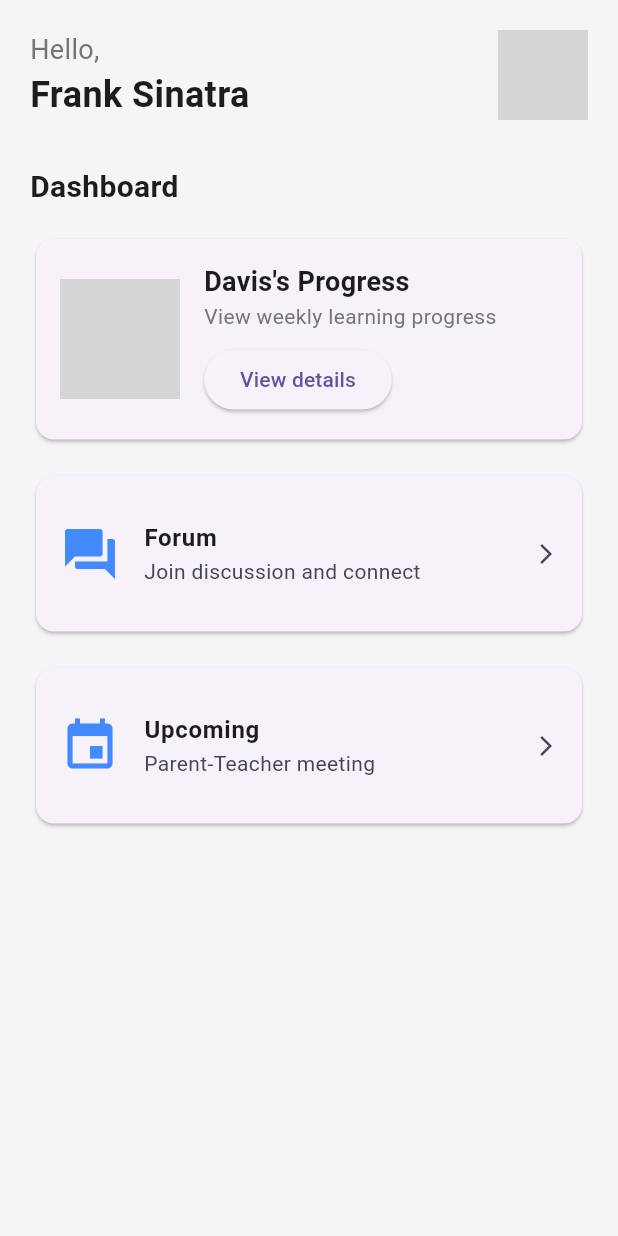
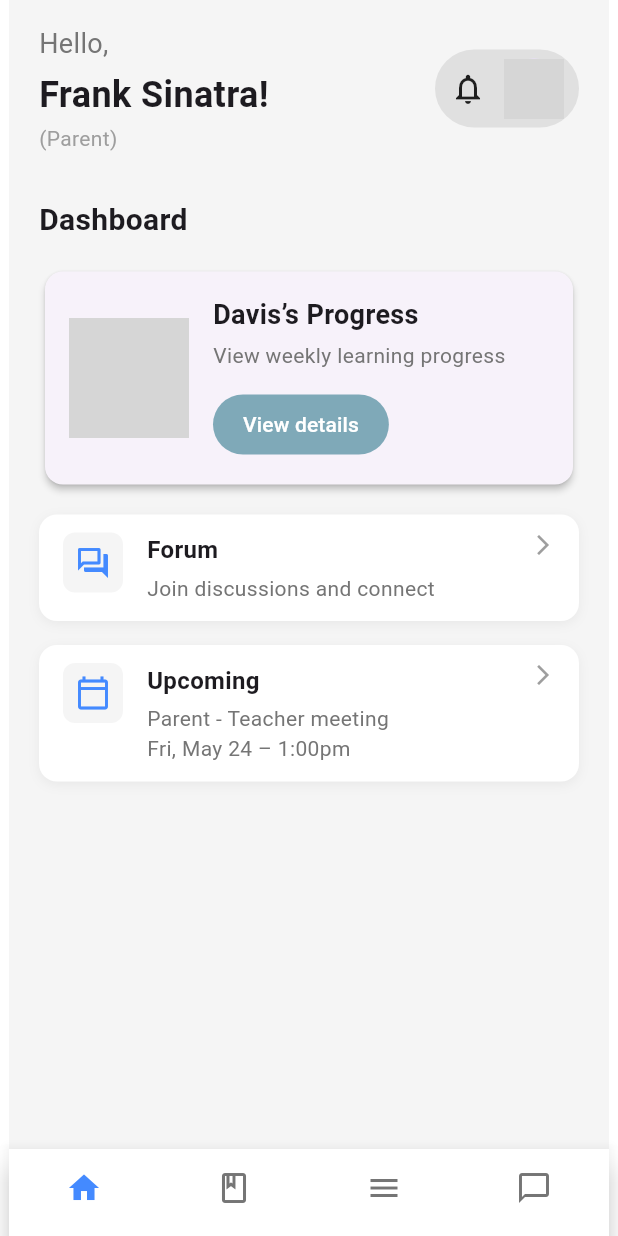
Before and after one commit to marissssssa/MobApps, a Flutter app: the OrangTuaHomepage screen opened directly, on a phone screen of 412 x 824 dp. Run offline on Flutter 3.47's test engine with Material 3 defaults, Android fonts, the phone set to English and light mode, and no system bars; our stand-ins replace shared_preferences; missing offline and left inert: syncfusion_flutter_pdfviewer; accounts and stored records are empty; network calls fail; grey boxes are pictures that could not be loaded.

Commit message:
orang_tua_homepage.dart

```diff
--- a/lib/main.dart
+++ b/lib/main.dart
@@ -5,8 +5,6 @@ import 'package:provider/provider.dart';
 import 'providers/locale_provider.dart';
 import 'providers/theme_provider.dart';
 import 'l10n/app_localizations.dart';
-
-// ✅ Import halaman siswa
 import 'screens/siswa/siswa_homepage.dart';
 
 final ThemeData highContrastTheme = ThemeData(
@@ -65,11 +63,8 @@ class MyApp extends StatelessWidget {
       themeMode: themeProvider.isHighContrast
           ? ThemeMode.dark
           : ThemeMode.light,
-
-      // ✅ Langsung ke SiswaHomepage
       home: SiswaHomepage(
         onSubjectSelected: (subject) {
-          // Sementara cuma print ke console
           debugPrint("Subject selected: $subject");
         },
       ),
--- a/lib/screens/orang_tua/orang_tua_homepage.dart
+++ b/lib/screens/orang_tua/orang_tua_homepage.dart
@@ -5,48 +5,74 @@ class OrangTuaHomepage extends StatelessWidget {
 
   @override
   Widget build(BuildContext context) {
-    return Scaffold(
+    return Center(
+      // Membatasi lebar agar terlihat seperti layar HP (maksimum 400px)
+      child: ConstrainedBox(
+        constraints: const BoxConstraints(maxWidth: 400),
+        child: Scaffold(
           backgroundColor: Colors.grey[100],
           body: SafeArea(
-        child: ListView(
-          padding: const EdgeInsets.all(20.0),
+            child: Padding(
+              padding: const EdgeInsets.symmetric(
+                horizontal: 20.0,
+                vertical: 16.0,
+              ),
+              child: Column(
+                crossAxisAlignment: CrossAxisAlignment.start,
                 children: [
-            // --- Header ---
-            _buildHeader("Frank Sinatra"),
+                  // === HEADER ===
+                  _buildHeader(),
                   const SizedBox(height: 30),
 
-            // --- Dashboard Section ---
+                  // === SECTION TITLE “Dashboard” ===
                   const Text(
                     "Dashboard",
                     style: TextStyle(fontSize: 20, fontWeight: FontWeight.bold),
                   ),
                   const SizedBox(height: 16),
+
+                  // === CARD: Davis’s Progress (menggunakan Image.asset) ===
                   _buildProgressCard(
-              "Davis's Progress",
-              "View weekly learning progress",
+                    title: "Davis’s Progress",
+                    subtitle: "View weekly learning progress",
                   ),
                   const SizedBox(height: 16),
+
+                  // === CARD: Forum ===
                   _buildDashboardCard(
-              Icons.forum,
-              "Forum",
-              "Join discussion and connect",
+                    icon: Icons.forum_outlined,
+                    title: "Forum",
+                    subtitle: "Join discussions and connect",
                   ),
                   const SizedBox(height: 16),
+
+                  // === CARD: Upcoming ===
                   _buildDashboardCard(
-              Icons.event,
-              "Upcoming",
-              "Parent-Teacher meeting",
+                    icon: Icons.calendar_today_outlined,
+                    title: "Upcoming",
+                    subtitle: "Parent - Teacher meeting\nFri, May 24 – 1:00pm",
                   ),
+
+                  // Spacer agar BottomNavigationBar tidak menutupi konten
+                  const Spacer(),
                 ],
+              ),
+            ),
+          ),
+
+          // === BOTTOM NAVIGATION BAR ===
+          bottomNavigationBar: _buildBottomNavBar(),
         ),
       ),
     );
   }
 
-  Widget _buildHeader(String name) {
+  /// HEADER: “Hello, Frank Sinatra!” + “(Parent)” + Bell icon + Avatar
+  Widget _buildHeader() {
     return Row(
       mainAxisAlignment: MainAxisAlignment.spaceBetween,
       children: [
+        // Kolom untuk teks “Hello,”, nama lengkap, dan role “(Parent)”
         Column(
           crossAxisAlignment: CrossAxisAlignment.start,
           children: [
@@ -54,34 +80,69 @@ class OrangTuaHomepage extends StatelessWidget {
               "Hello,",
               style: TextStyle(fontSize: 18, color: Colors.grey[600]),
             ),
+            const SizedBox(height: 4),
+            const Text(
+              "Frank Sinatra!",
+              style: TextStyle(fontSize: 24, fontWeight: FontWeight.bold),
+            ),
+            const SizedBox(height: 2),
             Text(
-              name,
-              style: const TextStyle(fontSize: 24, fontWeight: FontWeight.bold),
+              "(Parent)",
+              style: TextStyle(fontSize: 14, color: Colors.grey[500]),
             ),
           ],
         ),
+
+        // Container melengkung berisi ikon bell dan avatar profil
+        Container(
+          padding: const EdgeInsets.symmetric(horizontal: 10, vertical: 6),
+          decoration: BoxDecoration(
+            color: Colors.grey[300],
+            borderRadius: BorderRadius.circular(30),
+          ),
+          child: Row(
+            children: [
+              const Icon(
+                Icons.notifications_none,
+                size: 24,
+                color: Colors.black87,
+              ),
+              const SizedBox(width: 12),
               const CircleAvatar(
-          radius: 30,
-          backgroundImage: NetworkImage('https://i.pravatar.cc/150?img=12'),
+                radius: 20,
+                backgroundImage: NetworkImage(
+                  'https://i.pravatar.cc/150?img=12',
+                ),
+              ),
+            ],
+          ),
         ),
       ],
     );
   }
 
-  Widget _buildProgressCard(String title, String subtitle) {
+  /// CARD BESAR untuk “Davis’s Progress” menggunakan Image.asset
+  Widget _buildProgressCard({required String title, required String subtitle}) {
     return Card(
+      elevation: 2,
       shape: RoundedRectangleBorder(borderRadius: BorderRadius.circular(12)),
       child: Padding(
         padding: const EdgeInsets.all(16.0),
         child: Row(
           children: [
-            // Placeholder untuk gambar ilustrasi
-            Image.network(
-              'https://via.placeholder.com/80',
+            // Ganti Image.network dengan Image.asset dari assets/images
+            ClipRRect(
+              borderRadius: BorderRadius.circular(8),
+              child: Image.asset(
+                'assets/images/progress_icon.png',
                 width: 80,
                 height: 80,
+                fit: BoxFit.cover,
+              ),
             ),
             const SizedBox(width: 16),
+
+            // Judul, deskripsi, dan tombol “View details”
             Expanded(
               child: Column(
                 crossAxisAlignment: CrossAxisAlignment.start,
@@ -93,11 +154,36 @@ class OrangTuaHomepage extends StatelessWidget {
                       fontWeight: FontWeight.bold,
                     ),
                   ),
-                  Text(subtitle, style: TextStyle(color: Colors.grey[600])),
-                  const SizedBox(height: 8),
+                  const SizedBox(height: 4),
+                  Text(
+                    subtitle,
+                    style: TextStyle(fontSize: 14, color: Colors.grey[600]),
+                  ),
+                  const SizedBox(height: 12),
+
+                  // Tombol “View details” dengan teks putih
                   ElevatedButton(
-                    onPressed: () {},
-                    child: const Text("View details"),
+                    onPressed: () {
+                      // TODO: Navigasi ke detail progress
+                    },
+                    style: ElevatedButton.styleFrom(
+                      backgroundColor: const Color(0xFF7FA9B8),
+                      padding: const EdgeInsets.symmetric(
+                        horizontal: 20,
+                        vertical: 8,
+                      ),
+                      shape: RoundedRectangleBorder(
+                        borderRadius: BorderRadius.circular(20),
+                      ),
+                      elevation: 0,
+                    ),
+                    child: const Text(
+                      "View details",
+                      style: TextStyle(
+                        fontSize: 14,
+                        color: Colors.white, // Teks putih
+                      ),
+                    ),
                   ),
                 ],
               ),
@@ -108,16 +194,93 @@ class OrangTuaHomepage extends StatelessWidget {
     );
   }
 
-  Widget _buildDashboardCard(IconData icon, String title, String subtitle) {
-    return Card(
-      shape: RoundedRectangleBorder(borderRadius: BorderRadius.circular(12)),
-      child: ListTile(
-        contentPadding: const EdgeInsets.all(16),
-        leading: Icon(icon, size: 40, color: Colors.blueAccent),
-        title: Text(title, style: const TextStyle(fontWeight: FontWeight.bold)),
-        subtitle: Text(subtitle),
-        trailing: const Icon(Icons.arrow_forward_ios, size: 16),
+  /// CARD STANDAR untuk “Forum” dan “Upcoming”
+  Widget _buildDashboardCard({
+    required IconData icon,
+    required String title,
+    required String subtitle,
+  }) {
+    return Container(
+      decoration: BoxDecoration(
+        color: Colors.white,
+        borderRadius: BorderRadius.circular(12),
+        boxShadow: [
+          BoxShadow(
+            color: Colors.grey.withOpacity(0.15),
+            blurRadius: 6,
+            offset: const Offset(0, 2),
+          ),
+        ],
+      ),
+      child: Padding(
+        padding: const EdgeInsets.symmetric(vertical: 12.0, horizontal: 16.0),
+        child: Row(
+          crossAxisAlignment: CrossAxisAlignment.start,
+          children: [
+            // Kotak kecil untuk ikon
+            Container(
+              width: 40,
+              height: 40,
+              decoration: BoxDecoration(
+                color: Colors.grey[100],
+                borderRadius: BorderRadius.circular(8),
+              ),
+              child: Icon(icon, size: 24, color: Colors.blueAccent),
+            ),
+            const SizedBox(width: 16),
+
+            // Judul dan subjudul (dapat multi-line)
+            Expanded(
+              child: Column(
+                crossAxisAlignment: CrossAxisAlignment.start,
+                children: [
+                  Text(
+                    title,
+                    style: const TextStyle(
+                      fontSize: 16,
+                      fontWeight: FontWeight.bold,
+                    ),
+                  ),
+                  const SizedBox(height: 4),
+                  Text(
+                    subtitle,
+                    style: TextStyle(fontSize: 14, color: Colors.grey[600]),
+                  ),
+                ],
+              ),
+            ),
+
+            // Ikon panah navigasi di kanan
+            const Icon(Icons.arrow_forward_ios, size: 16, color: Colors.grey),
+          ],
+        ),
       ),
     );
   }
+
+  /// BottomNavigationBar dengan 4 ikon (Home, Book, Menu, Chat)
+  Widget _buildBottomNavBar() {
+    return BottomNavigationBar(
+      type: BottomNavigationBarType.fixed,
+      backgroundColor: Colors.white,
+      selectedItemColor: Colors.blueAccent,
+      unselectedItemColor: Colors.grey[600],
+      currentIndex: 0, // “Home” dipilih secara default
+      showSelectedLabels: false,
+      showUnselectedLabels: false,
+      elevation: 8,
+      items: const [
+        BottomNavigationBarItem(icon: Icon(Icons.home), label: 'Home'),
+        BottomNavigationBarItem(icon: Icon(Icons.book_outlined), label: 'Book'),
+        BottomNavigationBarItem(icon: Icon(Icons.menu_outlined), label: 'Menu'),
+        BottomNavigationBarItem(
+          icon: Icon(Icons.chat_bubble_outline),
+          label: 'Chat',
+        ),
+      ],
+      onTap: (index) {
+        // TODO: Tambahkan logic navigasi sesuai index
+      },
+    );
   }
+}
```
Also changed, not shown: 1 other file. Lines whose indentation alone changed are shown as unchanged.
